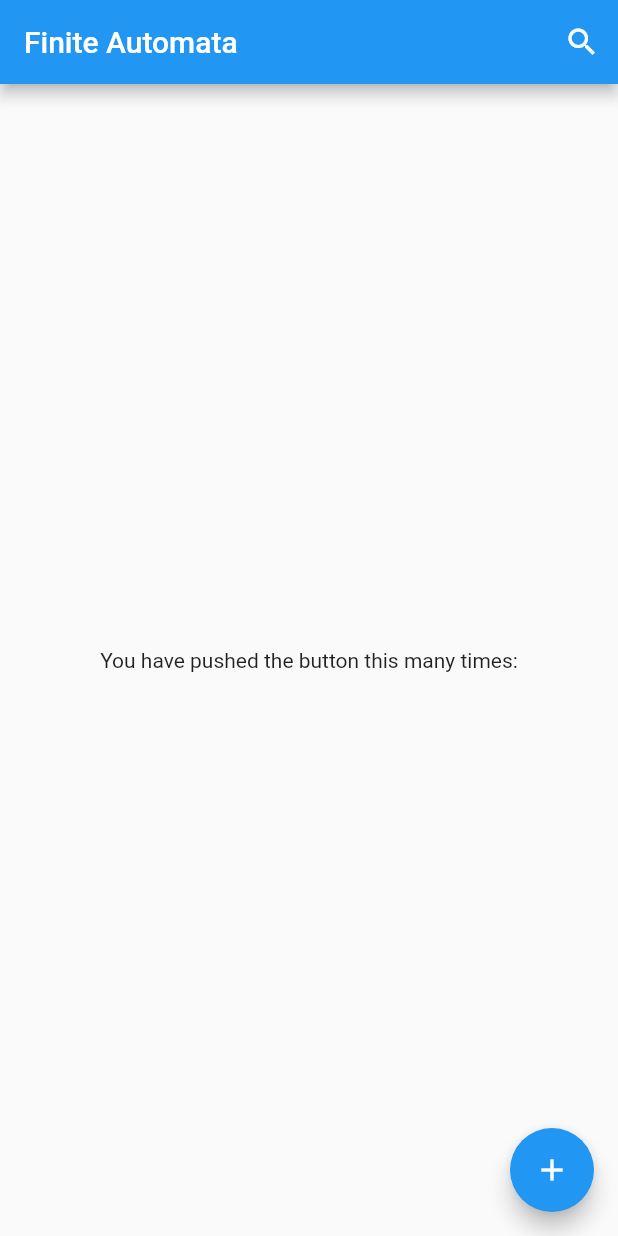
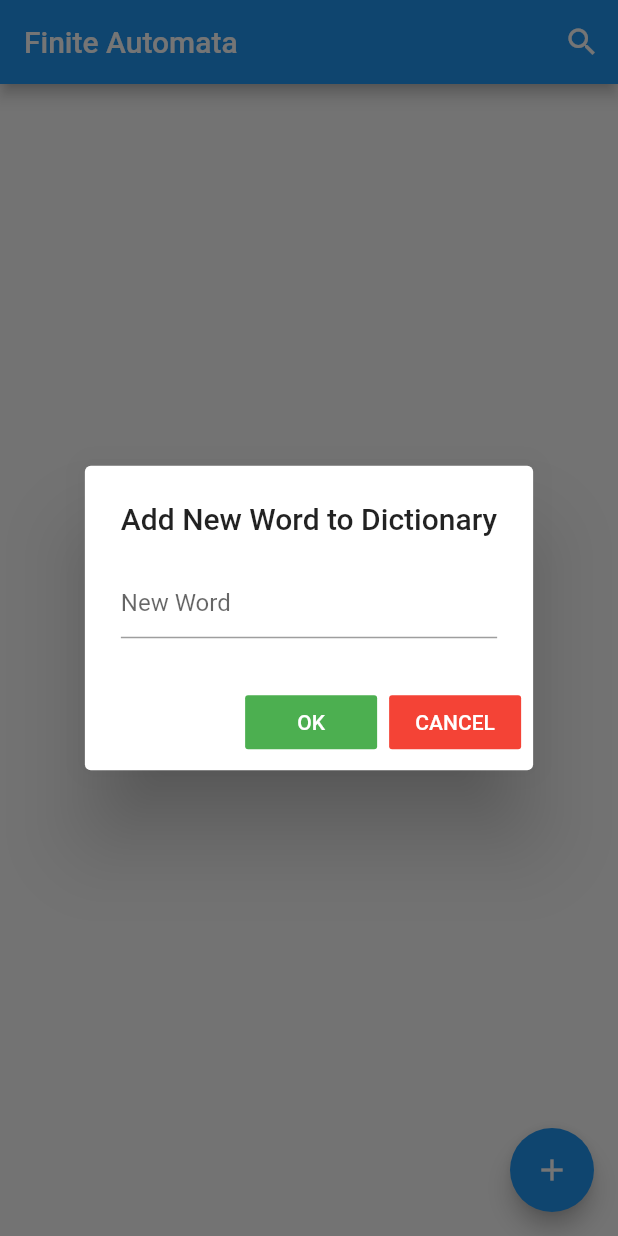
Before and after one commit to Tinesh14/finite-automata, a Flutter app: the screen it shows after launch, after a tap on the "add" icon, on a phone screen of 412 x 824 dp. Run offline on Flutter 3.47's test engine with Material 2 defaults, Android fonts, the phone set to English and light mode, and no system bars; our stand-ins replace cloud_firestore, firebase_core, lottie; accounts and stored records are empty.

Commit message:
add data using alert dialog finish

```diff
--- a/lib/home.dart
+++ b/lib/home.dart
@@ -15,6 +15,7 @@ class MyHomePage extends StatefulWidget {
 class _MyHomePageState extends State<MyHomePage> {
   //int _counter = 0;
   final firestoreInstance = FirebaseFirestore.instance;
+  TextEditingController _textFieldController = TextEditingController();
 
   // void _incrementCounter() {
   //   setState(() {
@@ -27,6 +28,9 @@ class _MyHomePageState extends State<MyHomePage> {
       "word": value.toString(),
     }).then((val) => debugPrint("kita cek disini : ${val.id}"));
   }
+
+  String codeDialog = "";
+  String valueText = "";
 
   @override
   Widget build(BuildContext context) {
@@ -50,7 +54,7 @@ class _MyHomePageState extends State<MyHomePage> {
           mainAxisAlignment: MainAxisAlignment.center,
           children: const <Widget>[
             Text(
-              'You have pushed the button this many times:',
+              'Welcome to the dictionary :)',
             ),
             // Text(
             //   '$_counter',
@@ -61,11 +65,48 @@ class _MyHomePageState extends State<MyHomePage> {
       ),
       floatingActionButton: FloatingActionButton(
         onPressed: () {
-          firestoreInstance.collection("users").add({
-            "word": "nasi lemak",
-          }).then((val) => debugPrint("kita cek disini : ${val.id}"));
+          showDialog(
+              context: context,
+              builder: (context) {
+                return AlertDialog(
+                  title: const Text('Add New Word to Dictionary'),
+                  content: TextField(
+                    onChanged: (value) {
+                      setState(() {
+                        valueText = value;
+                      });
+                    },
+                    controller: _textFieldController,
+                    decoration: const InputDecoration(hintText: "New Word"),
+                  ),
+                  actions: <Widget>[
+                    FlatButton(
+                      color: Colors.green,
+                      textColor: Colors.white,
+                      child: const Text('OK'),
+                      onPressed: () {
+                        codeDialog = valueText;
+                        debugPrint("tes : $codeDialog");
+                        firestoreInstance.collection("users").add({
+                          "word": codeDialog,
+                        }).whenComplete(() {
+                          Navigator.pop(context);
+                          _textFieldController.text = "";
+                        });
+                      },
+                    ),
+                    FlatButton(
+                      color: Colors.red,
+                      textColor: Colors.white,
+                      child: const Text('CANCEL'),
+                      onPressed: () {
+                        Navigator.pop(context);
+                      },
+                    ),
+                  ],
+                );
+              });
         },
-        tooltip: 'Increment',
         child: const Icon(Icons.add),
       ),
     );
```
